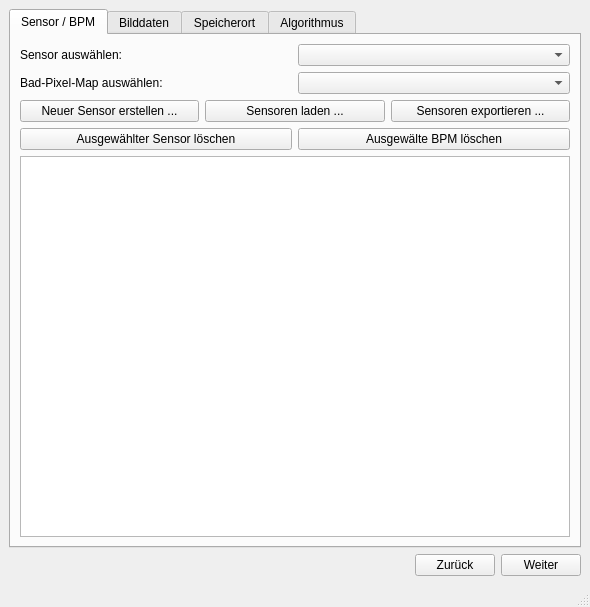
Above: main/resources/base/badPixelMainWindow.ui from TrandyAndy/Bad-Pixel before the change. Below: the same form after it.
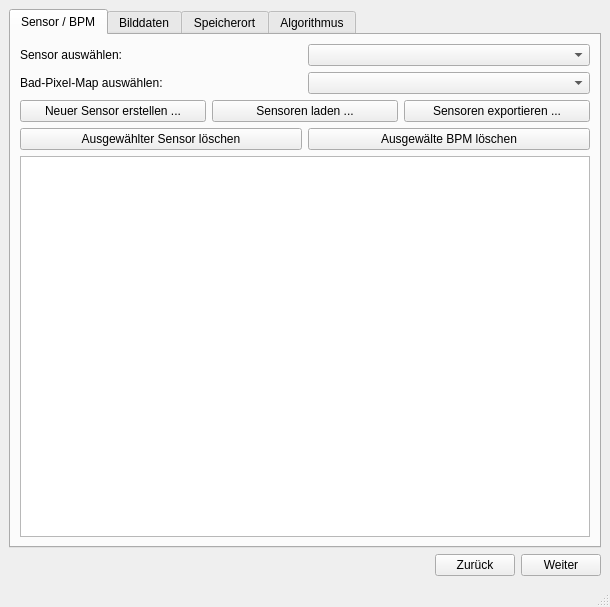
That is the form after the change.

Commit message: ToolTip beispielshaft geändert und UI beim letzten Tab optimiert

What changed in the file:
```diff
--- a/main/resources/base/badPixelMainWindow.ui
+++ b/main/resources/base/badPixelMainWindow.ui
@@ -6,7 +6,7 @@
    <rect>
     <x>0</x>
     <y>0</y>
-    <width>590</width>
+    <width>610</width>
     <height>607</height>
    </rect>
   </property>
```
Left out of the diff: 30 changed lines with no effect on the pictures. The commit also changes 1 other file.
